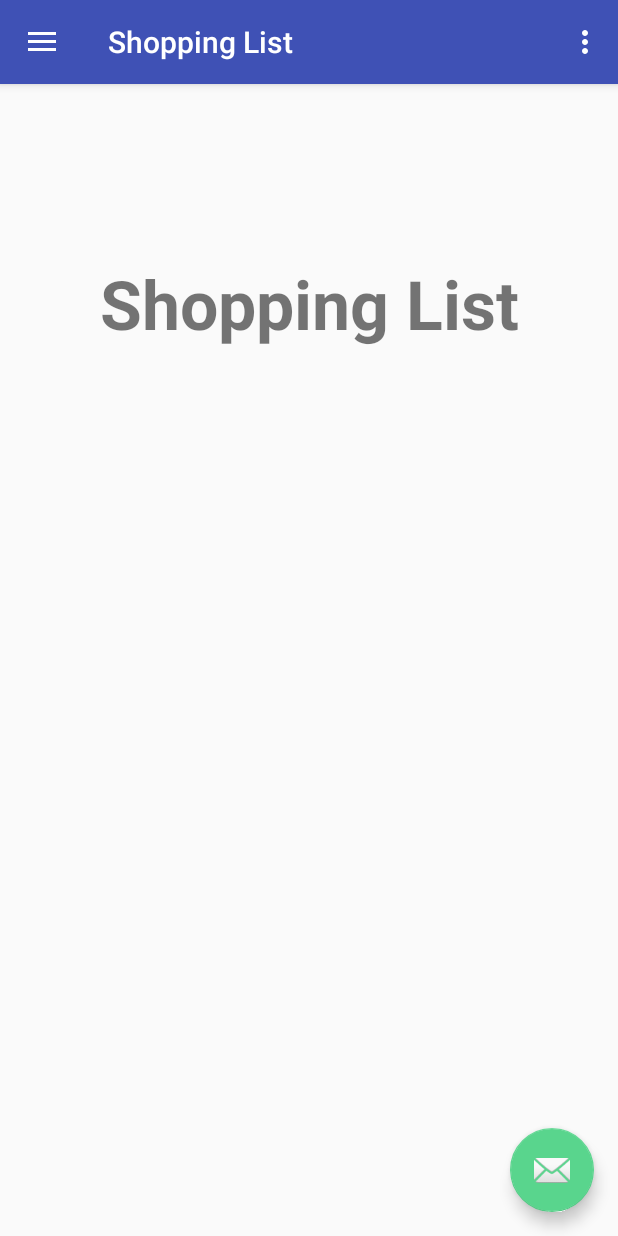
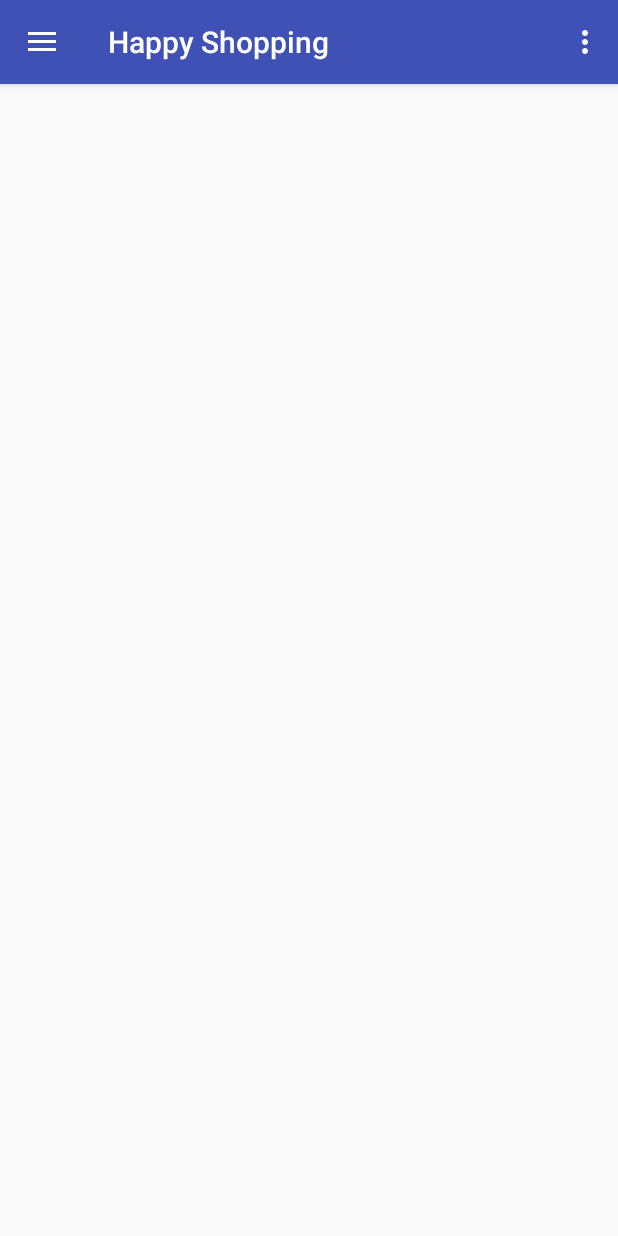
Before and after one commit to lendale/Android3_MidtermRequirement, an Android app: the screen it shows after launch once a user with an empty profile is signed in (MainActivity), on a phone screen of 412 x 824 dp. Run offline under Robolectric (Android 15) with nearby library versions, the phone set to English and light mode, and no system bars; our stand-ins replace Firebase (no records; nobody signed in at launch, a user with empty details on screens opened directly); libraries missing offline, so code that uses them is left out: com.facebook, com.facebook.appevents, com.facebook.login; pictures from the network do not load; Roboto replaces fonts that are not available here; 9 statements that could not run were skipped.

Commit message:
kani kuno Allen

```diff
--- a/app/build.gradle
+++ b/app/build.gradle
@@ -34,5 +34,6 @@ dependencies {
     compile 'com.github.bumptech.glide:glide:3.7.0'
     compile 'de.hdodenhof:circleimageview:2.1.0'
     compile 'com.firebase:firebase-client-android:2.3.1'
-    compile 'com.firebaseui:firebase-ui.0.3.1'
+    compile 'com.firebaseui:firebase-ui-database:0.4.0'
+
 }
--- a/app/src/main/java/com/acg/midtermrequirement/MainActivity.java
+++ b/app/src/main/java/com/acg/midtermrequirement/MainActivity.java
@@ -19,14 +19,18 @@ import android.view.LayoutInflater;
 import android.view.Menu;
 import android.view.MenuItem;
 import android.view.View;
+import android.widget.ArrayAdapter;
 import android.widget.EditText;
 import android.widget.ImageView;
 import android.widget.TextView;
 import android.widget.Toast;
 
+import com.acg.midtermrequirement.fragment.FragmentEmpty;
 import com.acg.midtermrequirement.fragment.FragmentShoppingList;
 import com.bumptech.glide.Glide;
 import com.google.firebase.auth.FirebaseAuth;
+
+import java.util.ArrayList;
 
 public class MainActivity extends AppCompatActivity
         implements NavigationView.OnNavigationItemSelectedListener {
@@ -36,8 +40,10 @@ public class MainActivity extends AppCompatActivity
     private TextView mTvUserEmail;
     private ImageView mImgUserPhoto;
     final Context c = this;
-    public FloatingActionButton fab;
-
+    private FloatingActionButton fab;
+    private Bundle bundle = new Bundle();
+    ArrayList<String> mList = new ArrayList<>();
+    ArrayAdapter mAdapter;
 
     @Override
     protected void onCreate(Bundle savedInstanceState) {
@@ -48,17 +54,16 @@ public class MainActivity extends AppCompatActivity
         setSupportActionBar(toolbar);
 
 
+
+
         fab = (FloatingActionButton) findViewById(R.id.fab);
 
         fab.setOnClickListener(new View.OnClickListener() {
             @Override
             public void onClick(View view) {
                 alertDialog();
-
             }
         });
-
-
 
         fab.hide();
 
@@ -72,7 +77,7 @@ public class MainActivity extends AppCompatActivity
         navigationView.setNavigationItemSelectedListener(this);
 
         receiveIntent();
-        displayView(R.id.nav_shoppingList);
+        displayView(R.id.nav_camera);
     }
 
     @Override
@@ -153,6 +158,11 @@ public class MainActivity extends AppCompatActivity
                 startActivity(intent);
                 finish();
                 break;
+            default:
+                fragment = new FragmentEmpty();
+                title = "Happy Shopping";
+                fab.hide();
+                break;
         }
 
         if (fragment != null) {
@@ -179,11 +189,13 @@ public class MainActivity extends AppCompatActivity
 
         final EditText mInput = (EditText) mView.findViewById(R.id.etInputDialog);
         final String getInput = mInput.getText().toString();
+
         alertDialogBuilder
                 .setCancelable(false)
                 .setPositiveButton("Add", new DialogInterface.OnClickListener() {
                     @Override
                     public void onClick(DialogInterface dialogInterface, int i) {
+                        onListAdded(getInput);
 
                     }
                 })
@@ -199,5 +211,16 @@ public class MainActivity extends AppCompatActivity
     }
 
 
+    private void setData(String addList){
+        FragmentShoppingList fragobj = new FragmentShoppingList();
+        bundle.putString("edttext", addList);
+        fragobj.setArguments(bundle);
+    }
+
+
+    public void onListAdded(String list){
+        mList.add(list);
+        mAdapter.notifyDataSetChanged();
+    }
 
 }
--- a/app/src/main/java/com/acg/midtermrequirement/fragment/FragmentEmpty.java
+++ b/app/src/main/java/com/acg/midtermrequirement/fragment/FragmentEmpty.java
@@ -7,6 +7,8 @@ import android.support.v4.app.Fragment;
 import android.view.LayoutInflater;
 import android.view.View;
 import android.view.ViewGroup;
+
+import com.acg.midtermrequirement.R;
 
 /**
  * Created by presciousalago on 08/09/2016.
@@ -25,7 +27,7 @@ public class FragmentEmpty extends Fragment {
     @Nullable
     @Override
     public View onCreateView(LayoutInflater inflater, @Nullable ViewGroup container, @Nullable Bundle savedInstanceState) {
-        return super.onCreateView(inflater, container, savedInstanceState);
+        return inflater.inflate(R.layout.fragment_empty,container,false);
     }
 
 
--- a/app/src/main/res/layout/fragment_shoppinglist.xml
+++ b/app/src/main/res/layout/fragment_shoppinglist.xml
@@ -13,17 +13,15 @@
         android:layout_width="fill_parent"
         android:layout_height="wrap_content"
         android:gravity="center_horizontal"
-        android:textSize="45sp"
-        android:text="@string/ShoppingList"
+        android:textSize="45dp"
+        android:text="@string/title_ShoppingList"
         android:textStyle="bold"/>
 
     <ListView
-        android:layout_width="wrap_content"
+        android:layout_width="match_parent"
         android:layout_height="wrap_content"
         android:id="@+id/listView"
-        android:layout_below="@+id/label"
-        android:layout_centerHorizontal="true"
-        android:layout_marginTop="64dp" />
+        android:layout_gravity="center_horizontal" />
 
 
 </LinearLayout>
```
Also changed, not shown: app/src/main/java/com/acg/midtermrequirement/FirebasePush.java (added, +14 -0 lines), app/src/main/java/com/acg/midtermrequirement/fragment/FragmentShoppingList.java (+23 -30 lines), app/src/main/res/layout/fragment_empty.xml (+5 -2 lines).
